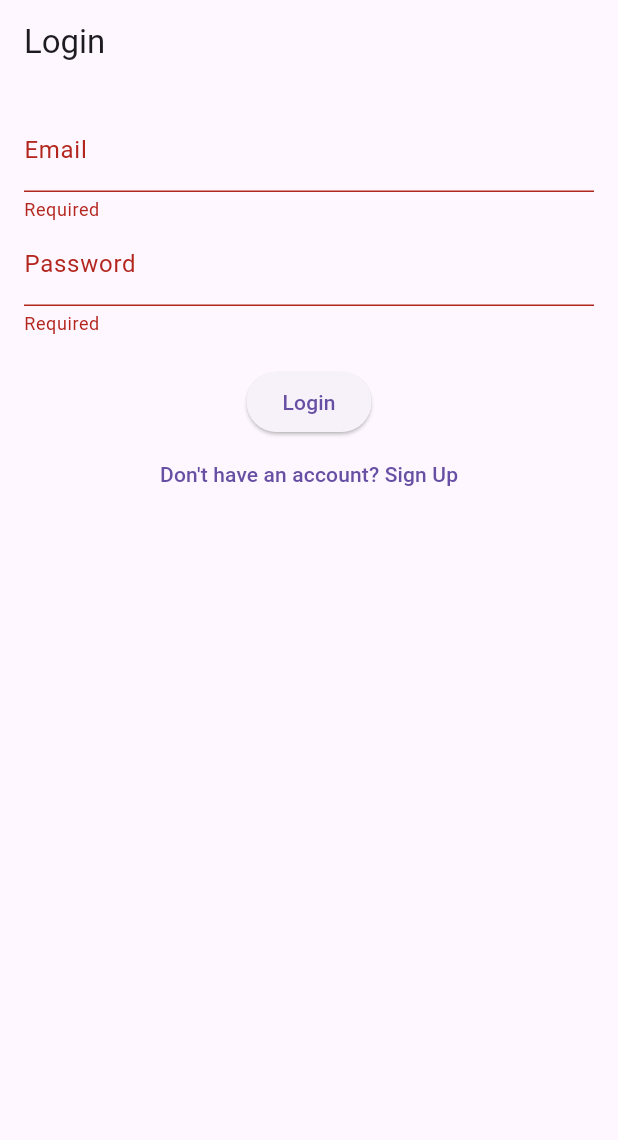
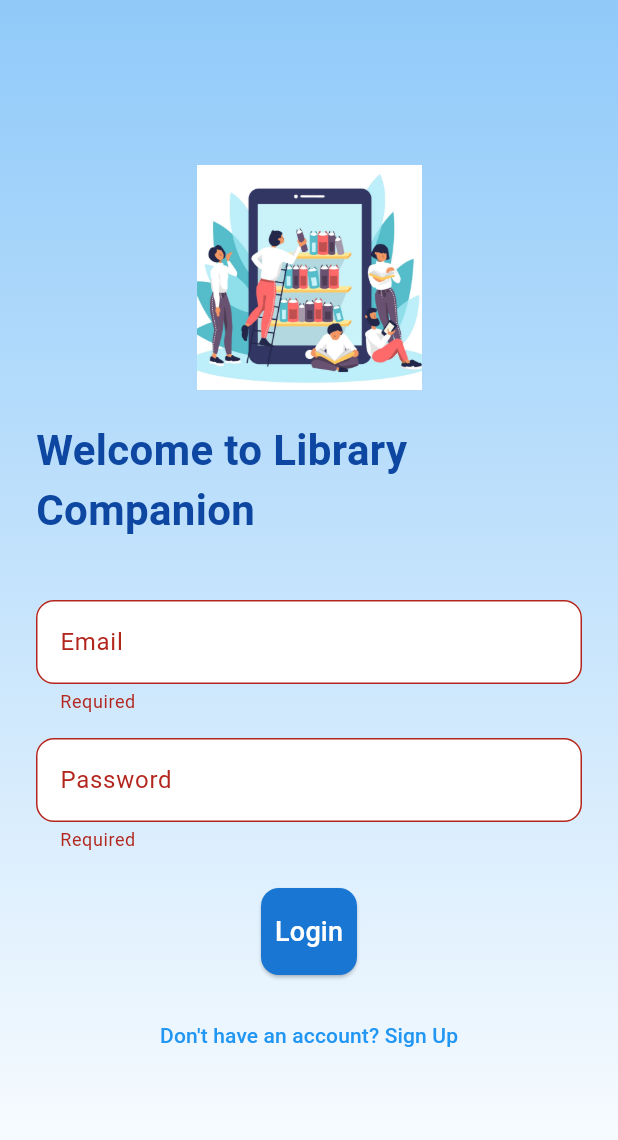
Before and after one commit to bsc-com-12-19/Library-Companion, a Flutter app: the screen it shows after launch, after a tap on "Login", on a phone screen of 412 x 824 dp. Shown: the top 1140 px of the screen. Run offline on Flutter 3.47's test engine with Material 3 defaults, Android fonts, the light colour scheme and no system bars; our stand-ins replace supabase_flutter; accounts and stored records are empty.

Commit message:
I have also added UI to login page and some animations

```diff
--- a/library_companion/lib/loginscreen.dart
+++ b/library_companion/lib/loginscreen.dart
@@ -7,63 +7,176 @@ class LoginScreen extends StatefulWidget {
   _LoginScreenState createState() => _LoginScreenState();
 }
 
-class _LoginScreenState extends State<LoginScreen> {
+class _LoginScreenState extends State<LoginScreen> with SingleTickerProviderStateMixin {
   final _formKey = GlobalKey<FormState>();
   final emailController = TextEditingController();
   final passwordController = TextEditingController();
+  late AnimationController _controller;
+  late Animation<double> _opacity;
+
+  @override
+  void initState() {
+    super.initState();
+    _controller = AnimationController(
+      vsync: this,
+      duration: const Duration(milliseconds: 800),
+    )..forward();
+
+    _opacity = CurvedAnimation(
+      parent: _controller,
+      curve: Curves.easeInOut,
+    );
+  }
+
+  @override
+  void dispose() {
+    _controller.dispose();
+    super.dispose();
+  }
 
   @override
   Widget build(BuildContext context) {
     return Scaffold(
-      appBar: AppBar(title: Text('Login')),
-      body: Padding(
-        padding: EdgeInsets.all(16.0),
+      body: Container(
+        decoration: BoxDecoration(
+          gradient: LinearGradient(
+            begin: Alignment.topCenter,
+            end: Alignment.bottomCenter,
+            colors: [
+              Colors.blue.shade200,
+              Colors.white,
+            ],
+          ),
+        ),
+        child: Padding(
+          padding: const EdgeInsets.all(24.0),
+          child: Column(
+            mainAxisAlignment: MainAxisAlignment.center,
+            children: [
+              // Library logo with animation
+              FadeTransition(
+                opacity: _opacity,
+                child: Image.asset(
+                  'assets/images/library.jpg', // Add library image to assets
+                  height: 150,
+                  width: 150,
+                  fit: BoxFit.cover,
+                ),
+              ),
+              const SizedBox(height: 20),
+              // Title with animation
+              FadeTransition(
+                opacity: _opacity,
+                child: Text(
+                  'Welcome to Library Companion',
+                  style: TextStyle(
+                    fontSize: 28,
+                    fontWeight: FontWeight.bold,
+                    color: Colors.blue.shade900,
+                  ),
+                ),
+              ),
+              const SizedBox(height: 40),
+              // Form with animation
+              FadeTransition(
+                opacity: _opacity,
                 child: Form(
                   key: _formKey,
                   child: Column(
                     children: [
                       TextFormField(
                         controller: emailController,
-                decoration: InputDecoration(labelText: 'Email'),
+                        decoration: InputDecoration(
+                          labelText: 'Email',
+                          filled: true,
+                          fillColor: Colors.white,
+                          border: OutlineInputBorder(
+                            borderRadius: BorderRadius.circular(12),
+                          ),
+                        ),
                         validator: (value) => value!.isEmpty ? 'Required' : null,
                       ),
+                      const SizedBox(height: 16),
                       TextFormField(
                         controller: passwordController,
                         obscureText: true,
-                decoration: InputDecoration(labelText: 'Password'),
+                        decoration: InputDecoration(
+                          labelText: 'Password',
+                          filled: true,
+                          fillColor: Colors.white,
+                          border: OutlineInputBorder(
+                            borderRadius: BorderRadius.circular(12),
+                          ),
+                        ),
                         validator: (value) => value!.isEmpty ? 'Required' : null,
                       ),
-              SizedBox(height: 20),
+                      const SizedBox(height: 24),
                       ElevatedButton(
+                        style: ElevatedButton.styleFrom(
+                          padding: const EdgeInsets.symmetric(vertical: 16), backgroundColor: Colors.blue.shade700,
+                          shape: RoundedRectangleBorder(
+                            borderRadius: BorderRadius.circular(12),
+                          ),
+                        ),
                         onPressed: () async {
                           if (_formKey.currentState!.validate()) {
+                            // Show loading dialog
+                            showDialog(
+                              context: context,
+                              barrierDismissible: false,
+                              builder: (context) => const Center(
+                                child: CircularProgressIndicator.adaptive(),
+                              ),
+                            );
+
                             try {
-                      // CORRECTED: Use Supabase.instance.client.auth
                               await Supabase.instance.client.auth.signInWithPassword(
                                 email: emailController.text,
                                 password: passwordController.text,
                               );
+
+                              // Dismiss loading dialog
+                              Navigator.of(context).pop();
+
+                              // Navigate to home with success feedback
+                              ScaffoldMessenger.of(context).showSnackBar(
+                                const SnackBar(content: Text('Login successful!')),
+                              );
                               Navigator.pushReplacementNamed(context, '/home');
+
                             } on AuthException catch (e) {
+                              Navigator.of(context).pop();
                               ScaffoldMessenger.of(context).showSnackBar(
                                 SnackBar(content: Text(e.message)),
                               );
                             } catch (e) {
+                              Navigator.of(context).pop();
                               ScaffoldMessenger.of(context).showSnackBar(
-                        SnackBar(content: Text('An error occurred')),
+                                const SnackBar(content: Text('An error occurred')),
                               );
                             }
                           }
                         },
-                child: Text('Login'),
+                        child: const Text(
+                          'Login',
+                          style: TextStyle(color: Colors.white, fontSize: 18),
                         ),
+                      ),
+                      const SizedBox(height: 16),
                       TextButton(
                         onPressed: () => Navigator.push(
                           context,
                           MaterialPageRoute(builder: (_) => SignupScreen()),
                         ),
-                child: Text('Don\'t have an account? Sign Up'),
+                        child: const Text(
+                          'Don\'t have an account? Sign Up',
+                          style: TextStyle(color: Colors.blue),
+                        ),
                       )
+                    ],
+                  ),
+                ),
+              ),
             ],
           ),
         ),
```
Lines whose indentation alone changed are shown as unchanged.
